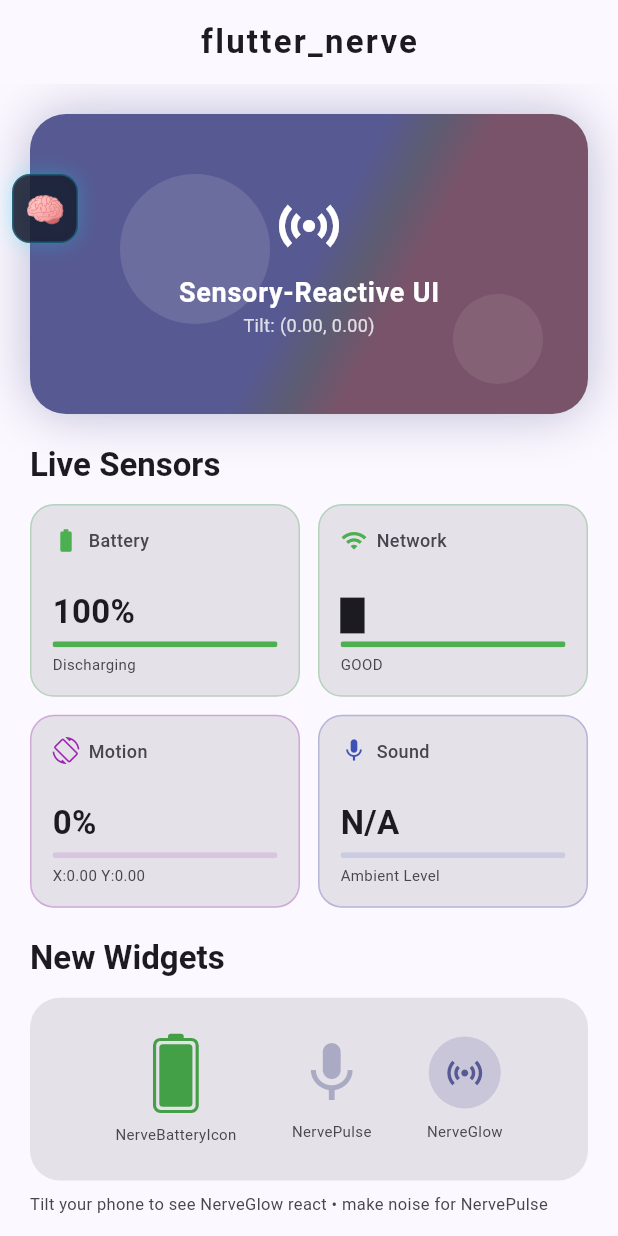
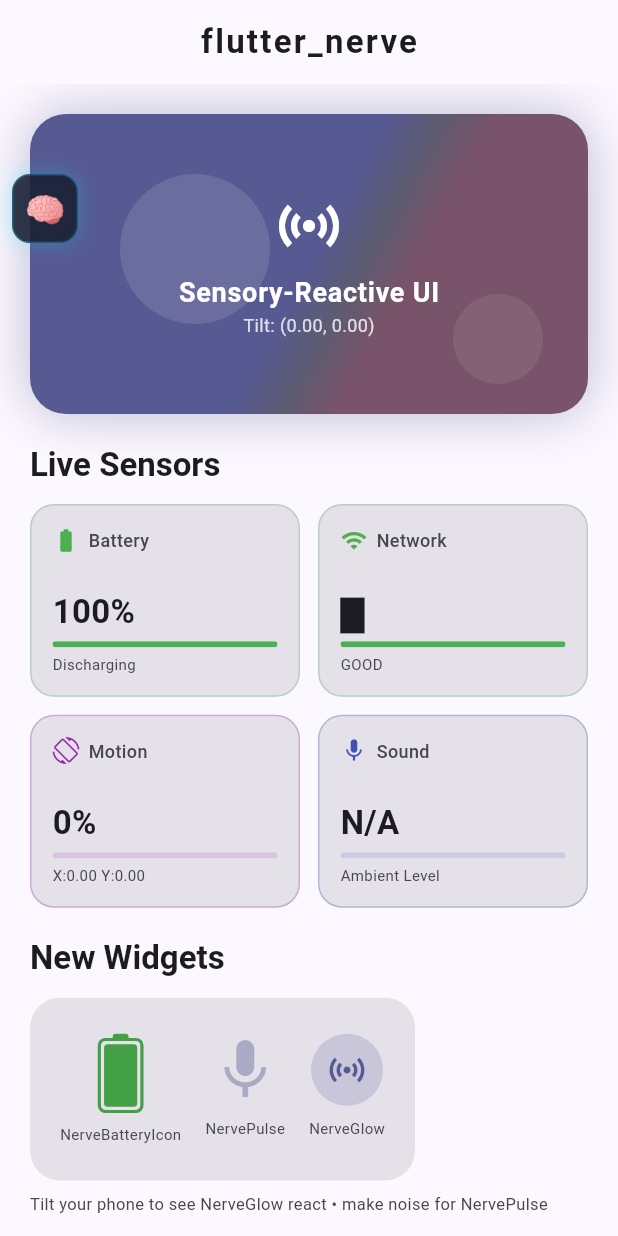
Before and after one commit to Adam-warlock616/flutter_nerve, a Flutter app: the screen it shows after launch, on a phone screen of 412 x 824 dp. Run offline on Flutter 3.47's test engine with Material 3 defaults, Android fonts, the phone set to English and light mode, and no system bars; our stand-ins replace battery_plus, connectivity_plus, sensors_plus; missing offline and left inert: light, record.

Commit message:
chore: update GitHub URLs and fix overflow in example

```diff
--- a/example/lib/main.dart
+++ b/example/lib/main.dart
@@ -218,11 +218,14 @@ class _WidgetShowcase extends StatelessWidget {
             color: cs.surfaceContainerHighest,
             borderRadius: BorderRadius.circular(20),
           ),
-          child: Row(
-            mainAxisAlignment: MainAxisAlignment.spaceEvenly,
+          child: Wrap(
+            alignment: WrapAlignment.spaceEvenly,
+            spacing: 16,
+            runSpacing: 16,
             children: [
               // NerveBatteryIcon
               Column(
+                mainAxisSize: MainAxisSize.min,
                 children: [
                   const NerveBatteryIcon(size: 48),
                   const SizedBox(height: 8),
@@ -233,6 +236,7 @@ class _WidgetShowcase extends StatelessWidget {
               ),
               // NervePulse
               Column(
+                mainAxisSize: MainAxisSize.min,
                 children: [
                   NervePulse(
                     maxScale: 1.4,
@@ -248,6 +252,7 @@ class _WidgetShowcase extends StatelessWidget {
               ),
               // NerveGlow
               Column(
+                mainAxisSize: MainAxisSize.min,
                 children: [
                   NerveGlow(
                     color: cs.primary,
--- a/lib/src/widgets/nerve_monitor.dart
+++ b/lib/src/widgets/nerve_monitor.dart
@@ -92,6 +92,7 @@ class _MonitorPanel extends StatelessWidget {
       child: AnimatedContainer(
         duration: const Duration(milliseconds: 200),
         width: collapsed ? 44 : 200,
+        clipBehavior: Clip.antiAlias,
         decoration: BoxDecoration(
           color: const Color(0xDD1A1A2E),
           borderRadius: BorderRadius.circular(12),
@@ -103,7 +104,14 @@ class _MonitorPanel extends StatelessWidget {
             ),
           ],
         ),
-        child: collapsed ? _CollapsedIcon() : _ExpandedContent(state: state),
+        child: collapsed
+            ? _CollapsedIcon()
+            : OverflowBox(
+                minWidth: 200,
+                maxWidth: 200,
+                alignment: Alignment.topLeft,
+                child: _ExpandedContent(state: state),
+              ),
       ),
     );
   }
--- a/pubspec.yaml
+++ b/pubspec.yaml
@@ -1,9 +1,9 @@
 name: flutter_nerve
 description: A sensory-reactive UI engine for Flutter. Make your app feel the real world — react to battery, network, motion, light, and sound.
 version: 0.2.0
-homepage: https://github.com/yourusername/flutter_nerve
-repository: https://github.com/yourusername/flutter_nerve
-issue_tracker: https://github.com/yourusername/flutter_nerve/issues
+homepage: https://github.com/Adam-warlock616/flutter_nerve
+repository: https://github.com/Adam-warlock616/flutter_nerve
+issue_tracker: https://github.com/Adam-warlock616/flutter_nerve/issues
 
 topics:
   - sensors
```
Also changed, not shown: 1 other file.
